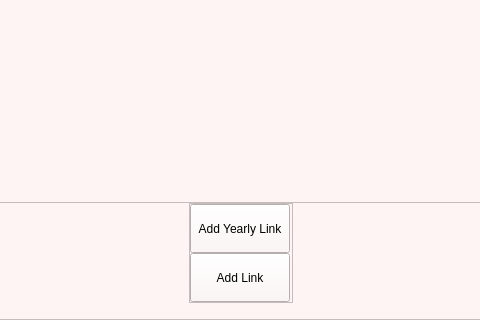
Above: ui/editors/calendareditor.ui from ilyayae/SpaceTimeHeart before the change; both pictures show x 159 to 639 and y 280 to 600 of the 800 by 600 pixel window. Below: the same form after it.
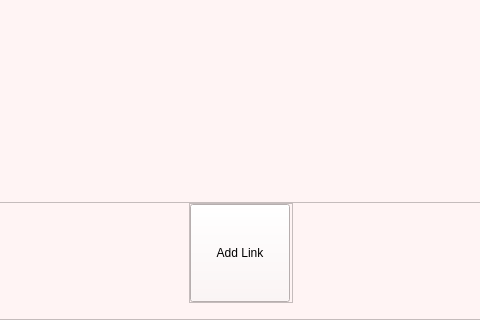
That is the form after the change.

```diff
--- a/ui/editors/calendareditor.ui
+++ b/ui/editors/calendareditor.ui
@@ -472,25 +472,6 @@
            <property name="bottomMargin">
             <number>0</number>
            </property>
-           <item>
-            <widget class="QPushButton" name="YearlyLink">
-             <property name="sizePolicy">
-              <sizepolicy hsizetype="Fixed" vsizetype="Minimum">
-               <horstretch>0</horstretch>
-               <verstretch>0</verstretch>
-              </sizepolicy>
-             </property>
-             <property name="minimumSize">
-              <size>
-               <width>100</width>
-               <height>0</height>
-              </size>
-             </property>
-             <property name="text">
-              <string>Add Yearly Link</string>
-             </property>
-            </widget>
-           </item>
            <item>
             <widget class="QPushButton" name="SpecificLink">
              <property name="sizePolicy">
```
